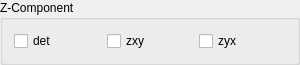
The window that mtpy/gui/SmartMT/ui_asset/groupbox_z_component_multiple.ui (MTgeophysics/mtpy) describes before a commit, drawn with Qt 5.
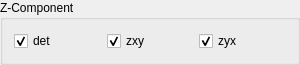
The same window after the commit.

Commit message: complete gui implementation for penetration depth 1D profile

```diff
--- a/mtpy/gui/SmartMT/ui_asset/groupbox_z_component_multiple.ui
+++ b/mtpy/gui/SmartMT/ui_asset/groupbox_z_component_multiple.ui
@@ -28,6 +28,9 @@
      <property name="text">
       <string>det</string>
      </property>
+        <property name="checked">
+            <bool>true</bool>
+        </property>
     </widget>
    </item>
    <item>
@@ -35,6 +38,9 @@
      <property name="text">
       <string>zxy</string>
      </property>
+        <property name="checked">
+            <bool>true</bool>
+        </property>
     </widget>
    </item>
    <item>
@@ -42,6 +48,9 @@
      <property name="text">
       <string>zyx</string>
      </property>
+        <property name="checked">
+            <bool>true</bool>
+        </property>
     </widget>
    </item>
   </layout>
```
The commit also changes 6 other files.
